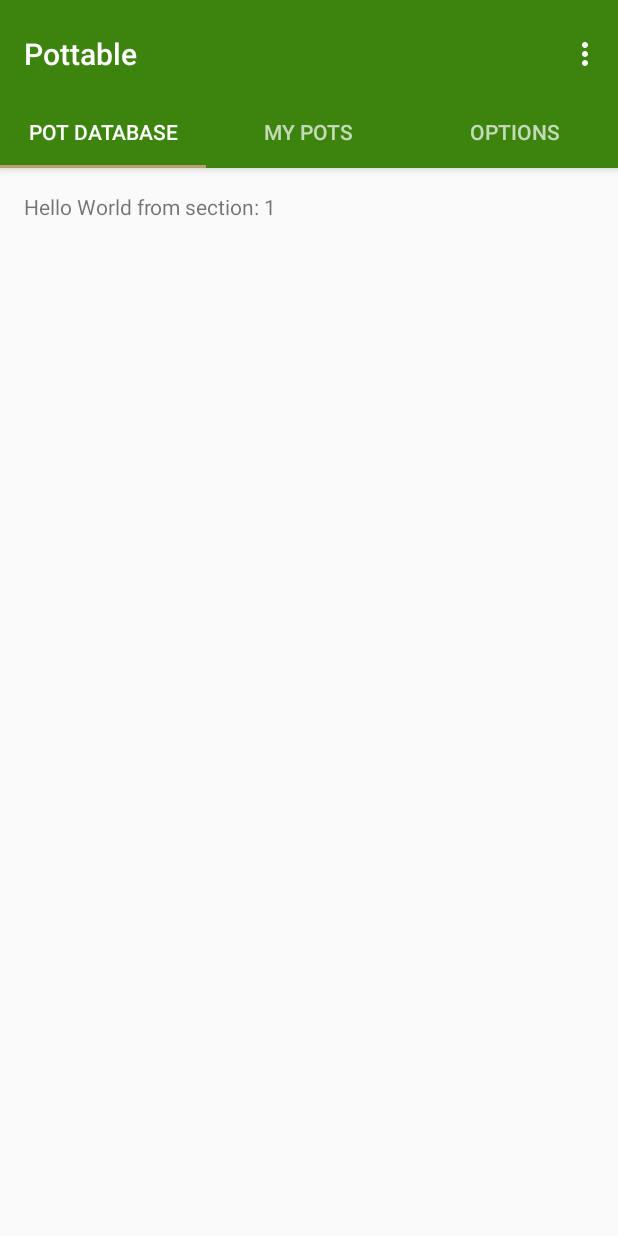
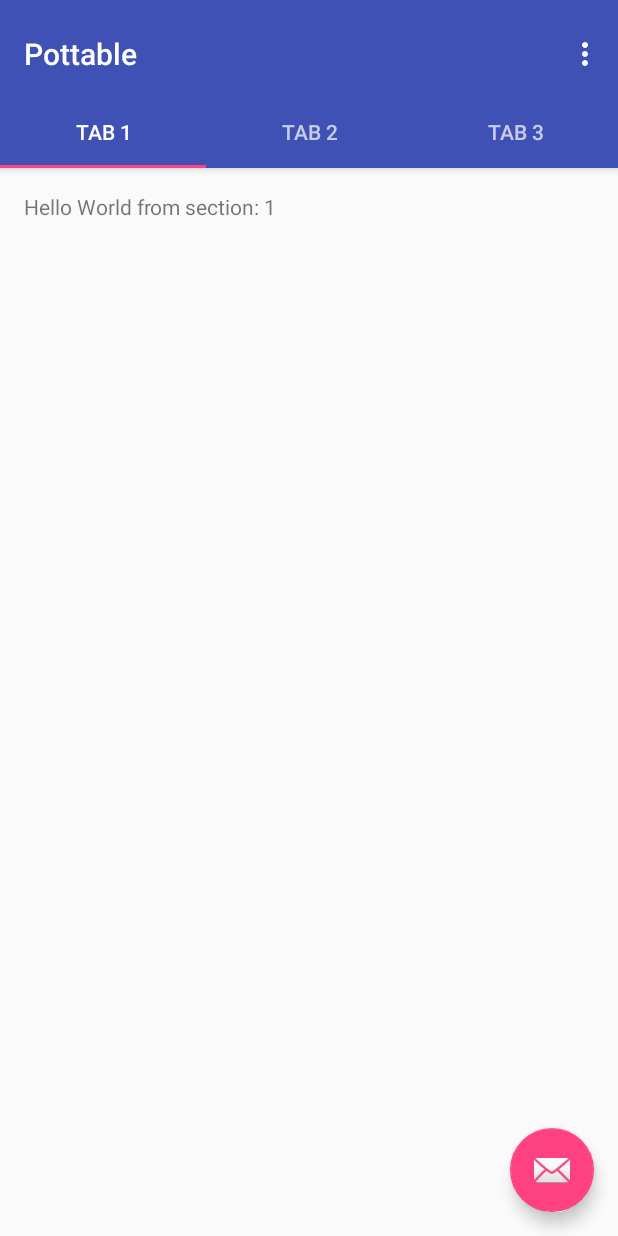
Before and after one commit to hkhhiem/pottable-app, an Android app: the navtab screen opened directly, with no data from a screen before it, on a phone screen of 412 x 824 dp. Run offline under Robolectric (Android 15) with nearby library versions, the phone set to English and light mode, and no system bars.

Commit message:
Rebased
Complete mother fucking rebase

```diff
--- a/app/src/main/java/tpp/pottable/navtab.java
+++ b/app/src/main/java/tpp/pottable/navtab.java
@@ -1,6 +1,8 @@
 package tpp.pottable;
 
 import android.support.design.widget.TabLayout;
+import android.support.design.widget.FloatingActionButton;
+import android.support.design.widget.Snackbar;
 import android.support.v7.app.AppCompatActivity;
 import android.support.v7.widget.Toolbar;
 
@@ -53,6 +55,15 @@ public class navtab extends AppCompatActivity {
 
         mViewPager.addOnPageChangeListener(new TabLayout.TabLayoutOnPageChangeListener(tabLayout));
         tabLayout.addOnTabSelectedListener(new TabLayout.ViewPagerOnTabSelectedListener(mViewPager));
+
+        FloatingActionButton fab = (FloatingActionButton) findViewById(R.id.fab);
+        fab.setOnClickListener(new View.OnClickListener() {
+            @Override
+            public void onClick(View view) {
+                Snackbar.make(view, "Replace with your own action", Snackbar.LENGTH_LONG)
+                        .setAction("Action", null).show();
+            }
+        });
 
     }
 
--- a/app/src/main/res/layout/activity_navtab.xml
+++ b/app/src/main/res/layout/activity_navtab.xml
@@ -33,19 +33,19 @@
             android:layout_height="wrap_content">
 
             <android.support.design.widget.TabItem
-                android:id="@+id/pot_database"
+                android:id="@+id/tabItem"
                 android:layout_width="wrap_content"
                 android:layout_height="wrap_content"
                 android:text="@string/tab_text_1" />
 
             <android.support.design.widget.TabItem
-                android:id="@+id/my_pots"
+                android:id="@+id/tabItem2"
                 android:layout_width="wrap_content"
                 android:layout_height="wrap_content"
                 android:text="@string/tab_text_2" />
 
             <android.support.design.widget.TabItem
-                android:id="@+id/options"
+                android:id="@+id/tabItem3"
                 android:layout_width="wrap_content"
                 android:layout_height="wrap_content"
                 android:text="@string/tab_text_3" />
@@ -56,7 +56,15 @@
     <android.support.v4.view.ViewPager
         android:id="@+id/container"
         android:layout_width="match_parent"
-        android:layout_height="wrap_content"
+        android:layout_height="match_parent"
         app:layout_behavior="@string/appbar_scrolling_view_behavior" />
 
+    <android.support.design.widget.FloatingActionButton
+        android:id="@+id/fab"
+        android:layout_width="wrap_content"
+        android:layout_height="wrap_content"
+        android:layout_gravity="end|bottom"
+        android:layout_margin="@dimen/fab_margin"
+        app:srcCompat="@android:drawable/ic_dialog_email" />
+
 </android.support.design.widget.CoordinatorLayout>
--- a/app/src/main/res/values/colors.xml
+++ b/app/src/main/res/values/colors.xml
@@ -1,6 +1,6 @@
 <?xml version="1.0" encoding="utf-8"?>
 <resources>
-    <color name="colorPrimary">#3D840F</color>
-    <color name="colorPrimaryDark">#3D840F</color> //to be changed later
-    <color name="colorAccent">#BC9F71</color>
+    <color name="colorPrimary">#3F51B5</color>
+    <color name="colorPrimaryDark">#303F9F</color>
+    <color name="colorAccent">#FF4081</color>
 </resources>
--- a/app/src/main/res/values/strings.xml
+++ b/app/src/main/res/values/strings.xml
@@ -1,9 +1,9 @@
 <resources>
-    <string name="app_name" translatable="false">Pottable</string>
+    <string name="app_name">Pottable</string>
     <string name="title_activity_navtab">navtab</string>
-    <string name="tab_text_1">Pot Database</string>
-    <string name="tab_text_2">My Pots</string>
-    <string name="tab_text_3">Options</string>
+    <string name="tab_text_1">Tab 1</string>
+    <string name="tab_text_2">Tab 2</string>
+    <string name="tab_text_3">Tab 3</string>
     <string name="action_settings">Settings</string>
     <string name="section_format">Hello World from section: %1$d</string>
 </resources>
```
Also changed, not shown: app/build.gradle (+5 -5 lines), app/src/main/AndroidManifest.xml (+0 -7 lines), app/src/main/java/tpp/pottable/MainActivity.java (deleted, +0 -29 lines), app/src/main/res/layout/activity_main.xml (deleted, +0 -19 lines), gradle/wrapper/gradle-wrapper.properties, 4 other files.
